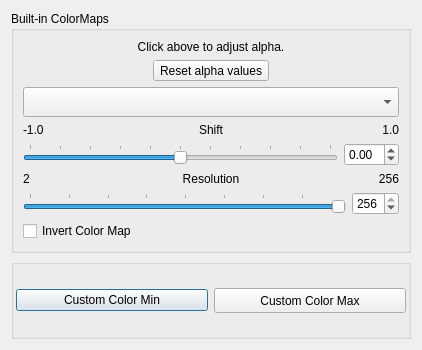
Old version of the form src/Interface/Modules/Visualization/CreateStandardColorMap.ui in the repository SCIInstitute/SCIRun.
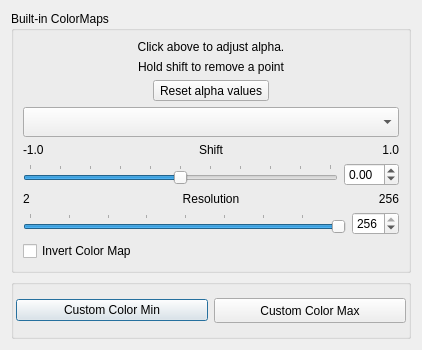
New version of the form.

Commit message: Add delete point instruction label

What changed in the file:
```diff
--- a/src/Interface/Modules/Visualization/CreateStandardColorMap.ui
+++ b/src/Interface/Modules/Visualization/CreateStandardColorMap.ui
@@ -45,6 +45,16 @@
         </property>
        </widget>
       </item>
+      <item>
+       <widget class="QLabel" name="label_7">
+        <property name="text">
+         <string>Hold shift to remove a point</string>
+        </property>
+        <property name="alignment">
+         <set>Qt::AlignCenter</set>
+        </property>
+       </widget>
+      </item>
       <item alignment="Qt::AlignHCenter">
        <widget class="QToolButton" name="clearAlphaPointsToolButton_">
         <property name="text">
```
